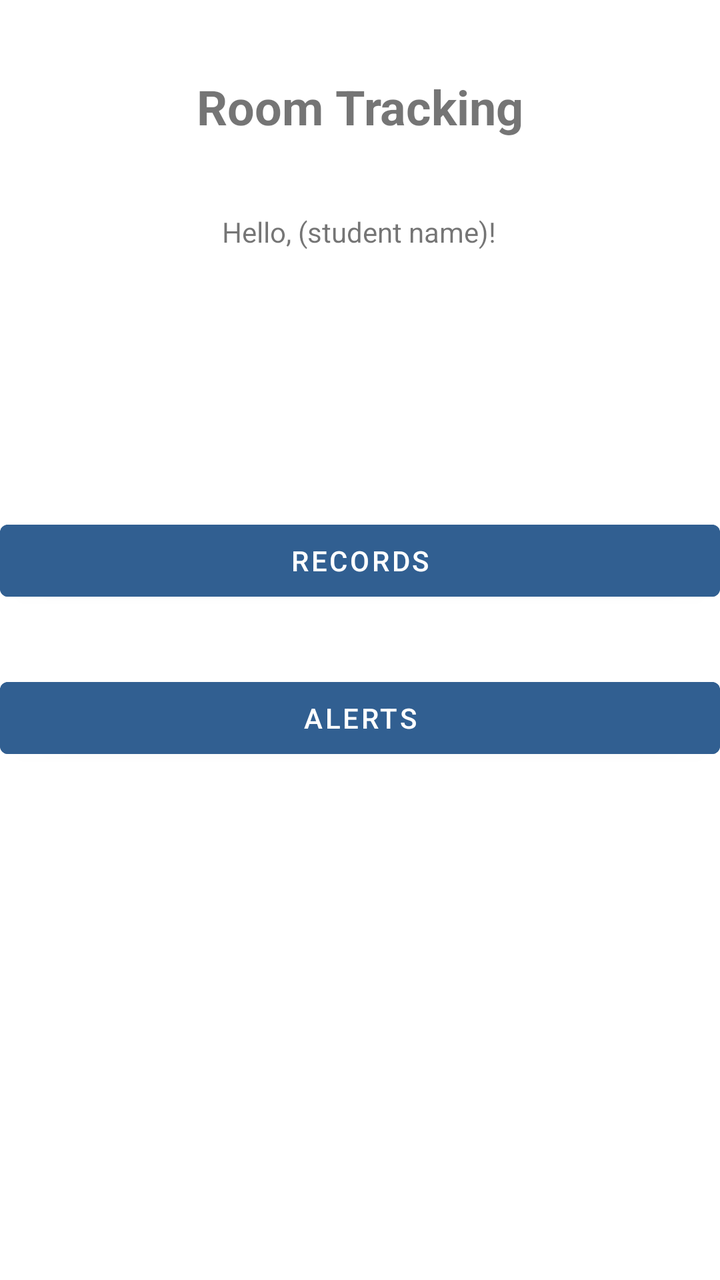
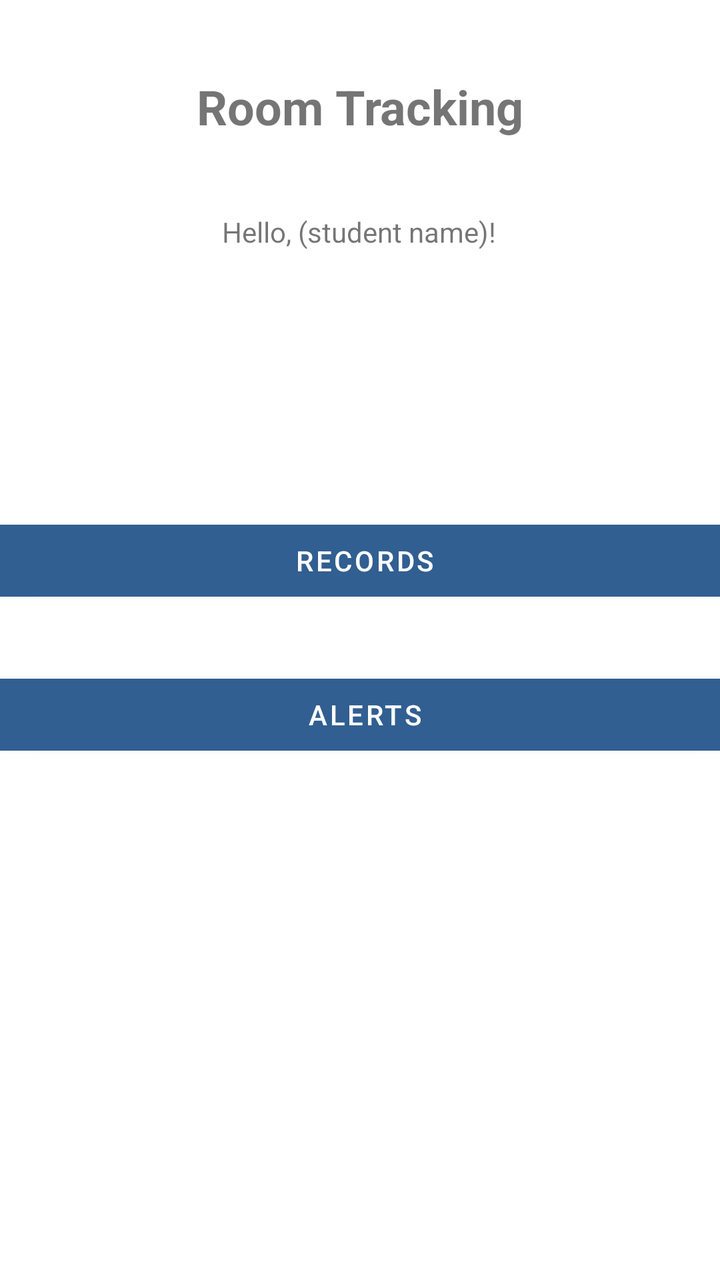

The first picture is an Android layout as it rendered before a commit; the second is the same layout after the commit. The layout source and the unified diff follow.
<!-- AndroidManifest.xml: application theme Theme.RoomTracking -->
<!-- res/layout/activity_main_menu.xml -->
<?xml version="1.0" encoding="utf-8"?>
<androidx.constraintlayout.widget.ConstraintLayout xmlns:android="http://schemas.android.com/apk/res/android"
    xmlns:app="http://schemas.android.com/apk/res-auto"
    xmlns:tools="http://schemas.android.com/tools"
    android:id="@+id/main"
    android:layout_width="match_parent"
    android:layout_height="match_parent"
    tools:context=".MainMenu">

    <TextView
        android:id="@+id/txt_title2"
        android:layout_width="wrap_content"
        android:layout_height="wrap_content"
        android:text="Room Tracking"
        android:textSize="24sp"
        android:textStyle="bold"
        app:layout_constraintBottom_toTopOf="@+id/txt_namegreet"
        app:layout_constraintEnd_toEndOf="parent"
        app:layout_constraintStart_toStartOf="parent"
        app:layout_constraintTop_toTopOf="parent" />

    <Button
        android:id="@+id/btn_records"
        android:layout_width="0dp"
        android:layout_height="wrap_content"
        android:backgroundTint="#315F91"
        android:text="Records"
        app:layout_constraintBottom_toBottomOf="parent"
        app:layout_constraintEnd_toEndOf="parent"
        app:layout_constraintHorizontal_bias="0.0"
        app:layout_constraintStart_toStartOf="parent"
        app:layout_constraintTop_toTopOf="parent"
        app:layout_constraintVertical_bias="0.433" />

    <Button
        android:id="@+id/btn_alert"
        android:layout_width="0dp"
        android:layout_height="wrap_content"
        android:backgroundTint="#315F91"
        android:text="Alerts"
        app:layout_constraintBottom_toBottomOf="parent"
        app:layout_constraintEnd_toEndOf="parent"
        app:layout_constraintHorizontal_bias="0.0"
        app:layout_constraintStart_toStartOf="parent"
        app:layout_constraintTop_toTopOf="parent"
        app:layout_constraintVertical_bias="0.566" />

    <TextView
        android:id="@+id/txt_namegreet"
        android:layout_width="wrap_content"
        android:layout_height="wrap_content"
        android:text="Hello, (student name)!"
        app:layout_constraintBottom_toBottomOf="parent"
        app:layout_constraintEnd_toEndOf="parent"
        app:layout_constraintHorizontal_bias="0.498"
        app:layout_constraintStart_toStartOf="parent"
        app:layout_constraintTop_toTopOf="parent"
        app:layout_constraintVertical_bias="0.171" />

</androidx.constraintlayout.widget.ConstraintLayout>
<!-- resources referenced by this layout -->
<resources>
  <style name="Theme.RoomTracking" parent="Theme.MaterialComponents.DayNight.DarkActionBar">
          
          <item name="colorPrimary">@color/purple_500</item>
          <item name="colorPrimaryVariant">@color/purple_700</item>
          <item name="colorOnPrimary">@color/white</item>
          
          <item name="colorSecondary">@color/teal_200</item>
          <item name="colorSecondaryVariant">@color/teal_700</item>
          <item name="colorOnSecondary">@color/black</item>
          
          <item name="android:statusBarColor">?attr/colorPrimaryVariant</item>
          
      </style>
  <color name="purple_500">#FF6200EE</color>
  <color name="purple_700">#FF3700B3</color>
  <color name="white">#FFFFFFFF</color>
  <color name="teal_200">#FF03DAC5</color>
  <color name="teal_700">#FF018786</color>
  <color name="black">#FF000000</color>
</resources>

<!-- the commit's change to res/layout/activity_main_menu.xml (unified diff, before → after) -->
@@ -21,29 +21,29 @@
 
     <Button
         android:id="@+id/btn_records"
-        android:layout_width="0dp"
+        android:layout_width="400dp"
         android:layout_height="wrap_content"
         android:backgroundTint="#315F91"
         android:text="Records"
         app:layout_constraintBottom_toBottomOf="parent"
         app:layout_constraintEnd_toEndOf="parent"
-        app:layout_constraintHorizontal_bias="0.0"
+        app:layout_constraintHorizontal_bias="0.454"
         app:layout_constraintStart_toStartOf="parent"
         app:layout_constraintTop_toTopOf="parent"
         app:layout_constraintVertical_bias="0.433" />
 
     <Button
         android:id="@+id/btn_alert"
-        android:layout_width="0dp"
+        android:layout_width="400dp"
         android:layout_height="wrap_content"
         android:backgroundTint="#315F91"
         android:text="Alerts"
         app:layout_constraintBottom_toBottomOf="parent"
         app:layout_constraintEnd_toEndOf="parent"
-        app:layout_constraintHorizontal_bias="0.0"
+        app:layout_constraintHorizontal_bias="0.454"
         app:layout_constraintStart_toStartOf="parent"
         app:layout_constraintTop_toTopOf="parent"
-        app:layout_constraintVertical_bias="0.566" />
+        app:layout_constraintVertical_bias="0.563" />
 
     <TextView
         android:id="@+id/txt_namegreet"
